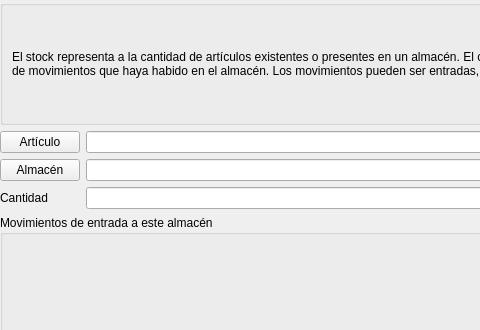
The window that es.alephsistemas.gestion.almacen/stocks.dbrecord.ui (dpinelo/AlephERP-MainModules) describes before a commit, drawn with Qt 5; both pictures show x 0 to 480 and y 0 to 330 of the 714 by 810 pixel window.
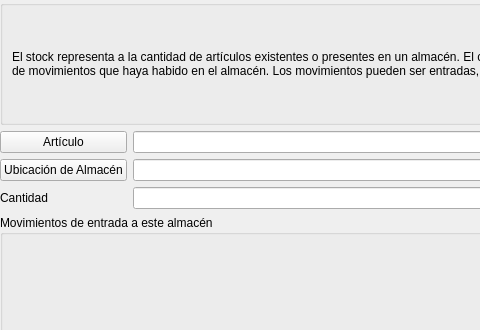
The same window after the commit. Custom widgets are drawn as their Qt base class.

The edit to the form file:
```diff
--- a/es.alephsistemas.gestion.almacen/stocks.dbrecord.ui
+++ b/es.alephsistemas.gestion.almacen/stocks.dbrecord.ui
@@ -74,7 +74,7 @@
    <item row="2" column="0">
     <widget class="DBChooseRecordButton" name="db_idalmacen">
      <property name="text">
-      <string>Almacén</string>
+      <string>Ubicación de Almacén</string>
      </property>
      <property name="fieldName">
       <string>idalmacen</string>
```
Left out of the diff: 8 changed lines with no effect on the pictures.
